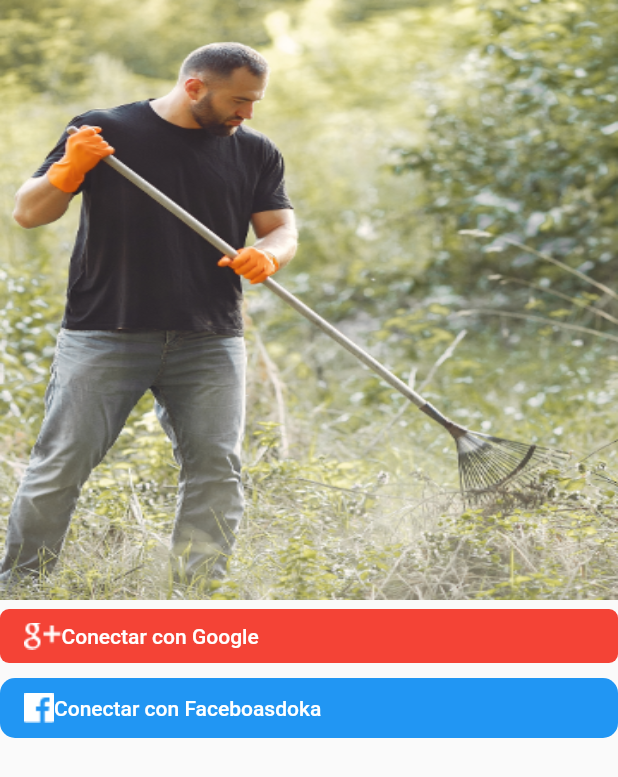
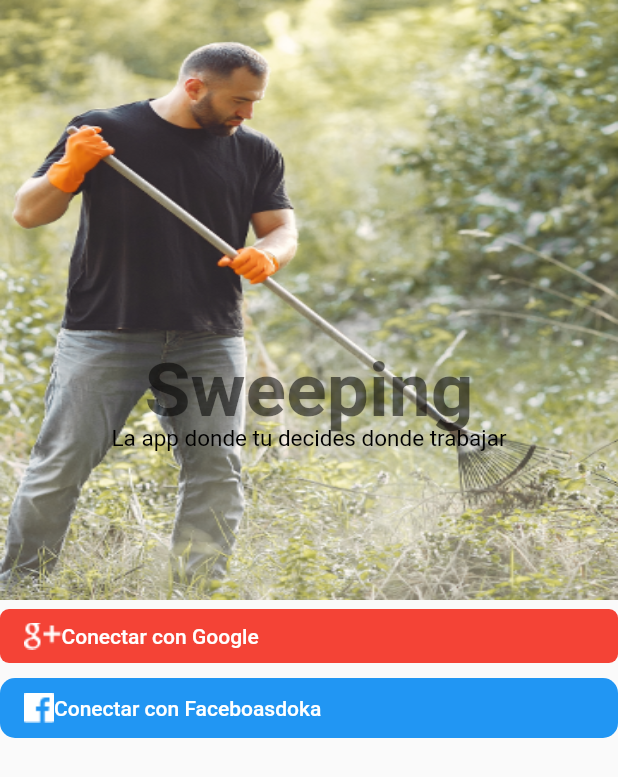
Before and after one commit to SergioVarelaB/apphibrida, a Flutter app: the screen it shows after launch, on a phone screen of 412 x 824 dp. Shown: the top 777 px of the screen. Run offline on Flutter 3.47's test engine with Material 2 defaults, Android fonts, the phone set to English and light mode, and no system bars.

Commit message:
La imagen del login la encerre en un contenedor y le agrege un texto
Ecerre la imagen en el contendor para poder poner encima de la imagen
el nombre de la app con su eslogan.

```diff
--- a/lib/src/login_page.dart
+++ b/lib/src/login_page.dart
@@ -1,4 +1,5 @@
 import 'package:apphibrida/src/detail_page.dart';
+import 'package:flutter/cupertino.dart';
 import 'package:flutter/material.dart';
 
 class LoginPage extends StatelessWidget {
@@ -7,14 +8,37 @@ class LoginPage extends StatelessWidget {
     return Scaffold(
       body: Column(
         children: <Widget>[
-          Image.asset(
-            'assets/images/login_bg.png',
-          height: 400,
-          width: MediaQuery.of(context).size.width ,
-          fit: BoxFit.fill,),
+          Container(
+            child: Stack(
+              children: <Widget>[
+                Center(
+                    child: new Image.asset('assets/images/login_bg.png',
+                      height: 400,
+                      width: MediaQuery.of(context).size.width ,
+                      fit: BoxFit.fill,)
+                ),
+                Center(
+                  child: Text("Sweeping",
+                      style: TextStyle(
+                          fontWeight: FontWeight.bold,
+                          fontSize: 50.0,
+                          height: 7.0,
+                          color: Colors.black54),),
+                ),
+                Center(
+                  child: Text("La app donde tu decides donde trabajar",
+                    style: TextStyle(
+                        fontSize: 15.0,
+                        height: 25.0,
+                        color: Colors.black),),
+                ),
+              ],
+            ),
+          ),
           // googleButton,
           FlatButton(
             color: Colors.red,
+
             onPressed: () {
               Navigator.push(
                 context,
```
